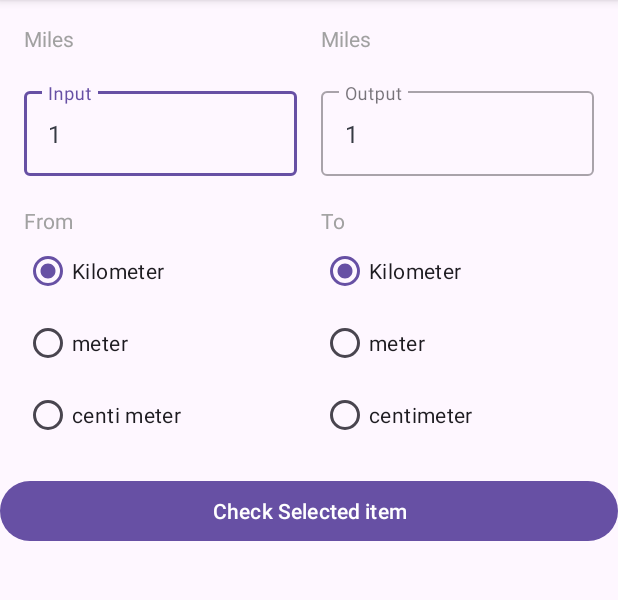
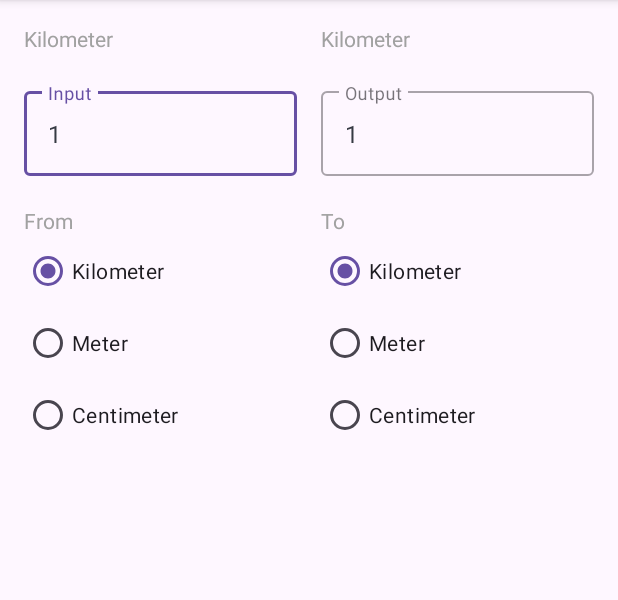
Before and after one commit to ArqamQazi/UnitConverter, an Android app: the Length screen opened directly, with no data from a screen before it, on a phone screen of 412 x 824 dp, the part 96-696 px from its top. Run offline under Robolectric (Android 15) with nearby library versions, the phone set to English and light mode, and no system bars.

Commit message:
Implemented Length Converter Logic

```diff
--- a/app/src/main/java/com/example/unitconverter2/common/Length.java
+++ b/app/src/main/java/com/example/unitconverter2/common/Length.java
@@ -1,116 +1,125 @@
 package com.example.unitconverter2.common;
 
 import android.os.Bundle;
-import android.widget.Button;
 import android.widget.RadioButton;
 import android.widget.RadioGroup;
+import android.widget.TextView;
 
 import androidx.appcompat.app.AppCompatActivity;
 import androidx.appcompat.widget.AppCompatEditText;
 
 import com.example.unitconverter2.R;
 
+import java.text.DecimalFormat;
+
 public class Length extends AppCompatActivity {
 
+    // RadioButtons for input and output units to set default option
+    RadioButton ikm;
+    RadioButton okm;
 
-    // Radio Buttons
-    RadioButton iRadioButton;
-    RadioButton oRadioButton;
-
-    RadioButton ikm;
-    RadioButton im;
-    RadioButton icm;
-
-    RadioButton okm;
-    RadioButton om;
-    RadioButton ocm;
-
-
-    // Input and Output Text Field
+    // Input and Output Text Fields
     AppCompatEditText inputValue;
     AppCompatEditText outputValue;
 
-    // Radio Group button and convert button
+    // RadioGroups for input and output units
     RadioGroup iRadioGroup;
     RadioGroup oRadioGroup;
-    Button convertButton;
 
-
-
-
-
+    // Conversion factors
+    double conversionFactor = 1000.0;
+    double oConversionFactor = 1000.0;
 
     @Override
     protected void onCreate(Bundle savedInstanceState) {
         super.onCreate(savedInstanceState);
         setContentView(R.layout.activity_length);
 
+        initializeUIElements();
 
+        setDefaultRadioButtonOptions();
+
+        setRadioGroupListeners();
+    }
+
+    // Initialize UI elements
+    private void initializeUIElements() {
         inputValue = findViewById(R.id.et_name_input);
         outputValue = findViewById(R.id.et_name_output);
-        convertButton = findViewById(R.id.tmp_btn);
 
-        //Input Radio Buttons
         iRadioGroup = findViewById(R.id.i_radio_buttons);
         ikm = findViewById(R.id.i_km);
-        im = findViewById(R.id.i_m);
-        icm = findViewById(R.id.i_cm);
 
-        // Output Radio Buttons
         oRadioGroup = findViewById(R.id.o_radio_buttons);
         okm = findViewById(R.id.o_km);
-        om = findViewById(R.id.o_m);
-        ocm = findViewById(R.id.o_cm);
+    }
 
-        // set default options
-
+    // Set default RadioButton options
+    private void setDefaultRadioButtonOptions() {
         ikm.setChecked(true);
         okm.setChecked(true);
+    }
 
+    // Set listeners for RadioGroups
+    private void setRadioGroupListeners() {
+        iRadioGroup.setOnCheckedChangeListener((group, checkedId) -> {
+            RadioButton selectedRadioButton = findViewById(checkedId);
+            String selectedText = selectedRadioButton.getText().toString();
+            TextView inputUnitText = findViewById(R.id.input_unit_text);
+            inputUnitText.setText(selectedText);
+            conversionFactor = getConversionFactor(selectedText);
+            convertUnits();
+        });
 
+        oRadioGroup.setOnCheckedChangeListener((group, checkedId) -> {
+            RadioButton selectedRadioButton = findViewById(checkedId);
+            String selectedText = selectedRadioButton.getText().toString();
+            TextView outputUnitText = findViewById(R.id.output_unit_text);
+            outputUnitText.setText(selectedText);
+            oConversionFactor = getConversionFactor(selectedText);
+            convertUnits();
+        });
+    }
 
+    // Get conversion factor based on selected unit
+    private double getConversionFactor(String unit) {
+        switch (unit) {
+            case "Centimeter":
+                return 0.01;
+            case "Meter":
+                return 1.0;
+            case "Kilometer":
+                return 1000.0;
+            default:
+                return 1.0;
+        }
+    }
 
-
-
-
-    }
+    // Convert units and update the output value
     public void convertUnits() {
         String inputString = inputValue.getText().toString();
-        double inputValueDouble;
+        double inputValueDouble = parseInputValue(inputString);
+        double result = calculateConversion(inputValueDouble);
+        displayResult(result);
+    }
 
+    // Parse input value and handle potential NumberFormatException
+    private double parseInputValue(String inputString) {
         try {
-            inputValueDouble = Double.parseDouble(inputString);
+            return Double.parseDouble(inputString);
         } catch (NumberFormatException e) {
-            inputValueDouble = 0.0;
+            return 0.0;
         }
+    }
 
+    // Calculate conversion result
+    private double calculateConversion(double inputValueDouble) {
+        return inputValueDouble * conversionFactor / oConversionFactor;
+    }
+
+    // Display the result in the output TextView
+    private void displayResult(double result) {
+        DecimalFormat df = new DecimalFormat("#.########");
+        outputValue.setText(df.format(result));
     }
 }
-
-
-
-// This is the dead code but it might awake
-//
-//        iRadioGroup.setOnCheckedChangeListener(new RadioGroup.OnCheckedChangeListener() {
-//    @Override
-//    public void onCheckedChanged(RadioGroup group, int checkedId) {
-//        // Find the radio button that was selected
-//        iRadioButton = findViewById(checkedId);
-//
-//        // Display a Toast message with the selected radio button text
-//        Toast.makeText(getApplicationContext(), "Selected: " + iRadioButton.getText(), Toast.LENGTH_SHORT).show();
-//    }
-//});
-//
-//
-//        oRadioGroup.setOnCheckedChangeListener(new RadioGroup.OnCheckedChangeListener() {
-//    @Override
-//    public void onCheckedChanged(RadioGroup group, int checkedId) {
-//        // Find the radio button that was selected
-//        oRadioButton = findViewById(checkedId);
-//
-//        // Display a Toast message with the selected radio button text
-//        Toast.makeText(getApplicationContext(), "Selected: " + oRadioButton.getText(),
-//                Toast.LENGTH_SHORT).show();
-//    }
-//});
--- a/app/src/main/res/layout/activity_length.xml
+++ b/app/src/main/res/layout/activity_length.xml
@@ -5,58 +5,54 @@
     android:id="@+id/main"
     android:layout_width="match_parent"
     android:layout_height="match_parent"
-    android:orientation="vertical"
+    android:baselineAligned="false"
+    android:orientation="horizontal"
+    android:padding="16dp"
     tools:context=".common.Length">
-
-
-    <LinearLayout
-        android:layout_width="match_parent"
-        android:layout_height="wrap_content"
-        android:orientation="horizontal"
-        android:padding="16dp">
-
+    <!-- Input Section -->
     <LinearLayout
         android:layout_width="0dp"
+        android:layout_height="match_parent"
         android:layout_weight="1"
-            android:orientation="vertical"
-            android:layout_marginRight="16dp"
-            android:layout_height="match_parent">
+        android:layout_marginEnd="16dp"
+        android:orientation="vertical">
 
+        <!-- Input Unit Text -->
         <TextView
             android:id="@+id/input_unit_text"
             android:layout_width="match_parent"
             android:layout_height="wrap_content"
-                android:text="Miles"
-                android:textColor="@color/text_color"
-            />
+            android:text="@string/kilometer"
+            android:textColor="@color/text_color" />
 
+        <!-- Input Value Field -->
         <com.google.android.material.textfield.TextInputLayout
             android:layout_width="match_parent"
             android:layout_height="wrap_content"
-                style="@style/Widget.MaterialComponents.TextInputLayout.OutlinedBox"
-                android:layout_marginTop="20dp">
+            android:layout_marginTop="20dp"
+            style="@style/Widget.MaterialComponents.TextInputLayout.OutlinedBox">
 
             <androidx.appcompat.widget.AppCompatEditText
                 android:id="@+id/et_name_input"
                 android:layout_width="match_parent"
                 android:layout_height="wrap_content"
-                    android:hint="Input"
+                android:hint="@string/input"
                 android:inputType="number"
+                android:text="@string/_1"
                 android:textColor="#363A43"
-                    android:textColorHint="#7A8089"
-                    android:text="1"
-                    />
+                android:textColorHint="#7A8089" />
         </com.google.android.material.textfield.TextInputLayout>
 
+        <!-- From Label -->
         <TextView
             android:id="@+id/from"
             android:layout_width="match_parent"
             android:layout_height="wrap_content"
-                android:text="From"
-                android:textColor="@color/text_color"
             android:layout_marginTop="20dp"
-            />
+            android:text="@string/from"
+            android:textColor="@color/text_color" />
 
+        <!-- Input Unit RadioGroup -->
         <RadioGroup
             android:id="@+id/i_radio_buttons"
             android:layout_width="match_parent"
@@ -66,70 +62,65 @@
                 android:id="@+id/i_km"
                 android:layout_width="match_parent"
                 android:layout_height="wrap_content"
-                    android:text="Kilometer"
-                />
+                android:text="@string/kilometer" />
 
             <RadioButton
                 android:id="@+id/i_m"
                 android:layout_width="match_parent"
                 android:layout_height="wrap_content"
-                    android:text="meter"
-                />
+                android:text="@string/meter" />
 
             <RadioButton
                 android:id="@+id/i_cm"
                 android:layout_width="match_parent"
                 android:layout_height="wrap_content"
-                    android:text="centi meter"
-                />
-
+                android:text="@string/centimeter" />
         </RadioGroup>
-
-
     </LinearLayout>
 
+    <!-- Output Section -->
     <LinearLayout
         android:layout_width="0dp"
+        android:layout_height="match_parent"
         android:layout_weight="1"
-            android:layout_height="match_parent"
         android:orientation="vertical">
 
+        <!-- Output Unit Text -->
         <TextView
             android:id="@+id/output_unit_text"
             android:layout_width="match_parent"
             android:layout_height="wrap_content"
-                android:text="Miles"
-                android:textColor="@color/text_color"
-                />
+            android:text="@string/kilometer"
+            android:textColor="@color/text_color" />
 
+        <!-- Output Value Field -->
         <com.google.android.material.textfield.TextInputLayout
             android:layout_width="match_parent"
             android:layout_height="wrap_content"
-                style="@style/Widget.MaterialComponents.TextInputLayout.OutlinedBox"
-                android:layout_marginTop="20dp">
+            android:layout_marginTop="20dp"
+            style="@style/Widget.MaterialComponents.TextInputLayout.OutlinedBox">
 
             <androidx.appcompat.widget.AppCompatEditText
                 android:id="@+id/et_name_output"
                 android:layout_width="match_parent"
                 android:layout_height="wrap_content"
-                    android:hint="Output"
+                android:hint="@string/output"
                 android:inputType="number"
+                android:text="@string/_1"
                 android:textColor="#363A43"
-                    android:textColorHint="#7A8089"
-                    android:text="1"
-                    />
+                android:textColorHint="#7A8089" />
         </com.google.android.material.textfield.TextInputLayout>
 
+        <!-- To Label -->
         <TextView
             android:id="@+id/to"
             android:layout_width="match_parent"
             android:layout_height="wrap_content"
-                android:text="To"
-                android:textColor="@color/text_color"
             android:layout_marginTop="20dp"
-                />
+            android:text="@string/to"
+            android:textColor="@color/text_color" />
 
-
+        <!-- Output Unit RadioGroup -->
         <RadioGroup
             android:id="@+id/o_radio_buttons"
             android:layout_width="match_parent"
@@ -137,40 +128,21 @@
 
             <RadioButton
                 android:id="@+id/o_km"
-
                 android:layout_width="match_parent"
                 android:layout_height="wrap_content"
-                    android:text="Kilometer"
-                    />
+                android:text="@string/kilometer" />
 
             <RadioButton
                 android:id="@+id/o_m"
                 android:layout_width="match_parent"
                 android:layout_height="wrap_content"
-                    android:text="meter"
-                    />
+                android:text="@string/meter" />
 
             <RadioButton
                 android:id="@+id/o_cm"
                 android:layout_width="match_parent"
                 android:layout_height="wrap_content"
-                    android:text="centimeter"
-                    />
-
+                android:text="@string/centimeter" />
         </RadioGroup>
-
-
     </LinearLayout>
-
-
-
 </LinearLayout>
-
-    <Button
-        android:id="@+id/tmp_btn"
-        android:layout_width="match_parent"
-        android:layout_height="wrap_content"
-        android:text="Check Selected item"/>
-
-
-</LinearLayout>
--- a/app/src/main/res/values/strings.xml
+++ b/app/src/main/res/values/strings.xml
@@ -1,9 +1,12 @@
 <resources>
     <string name="app_name">UnitConverter2</string>
-    <string-array name="programming_languages">
-        <item>Java</item>
-        <item>Kotlin</item>
-        <item>Python</item>
-        <item>CPP</item>
-    </string-array>
+    <string name="kilometer">Kilometer</string>
+    <string name="meter">Meter</string>
+    <string name="centimeter">Centimeter</string>
+    <string name="input">Input</string>
+    <string name="output">Output</string>
+    <string name="_1">1</string>
+    <string name="from">From</string>
+    <string name="to">To</string>
+
 </resources>
```
Lines whose indentation alone changed are shown as unchanged.
